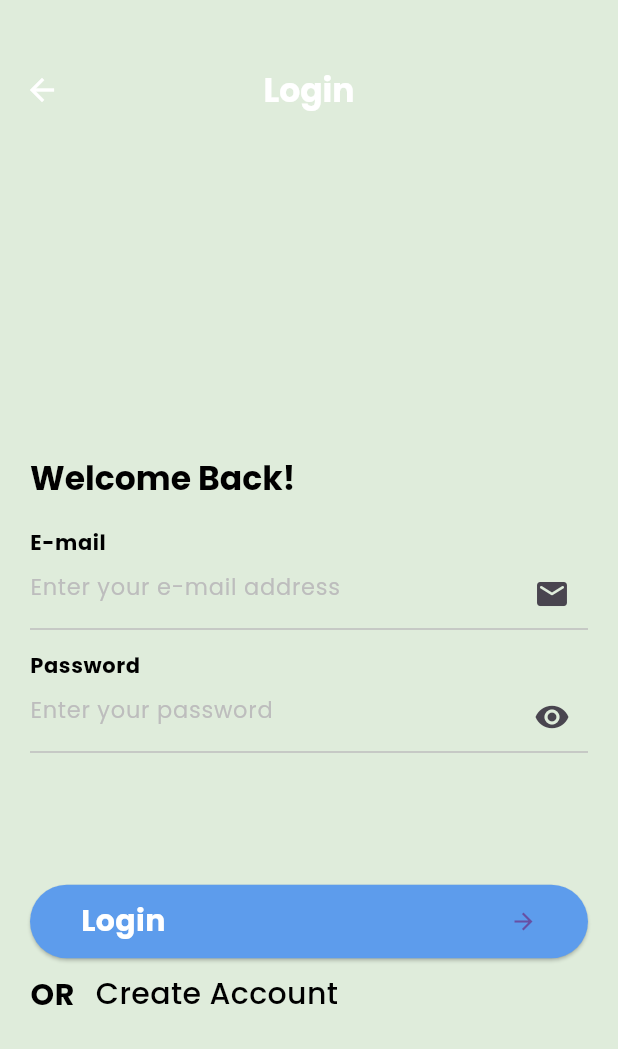
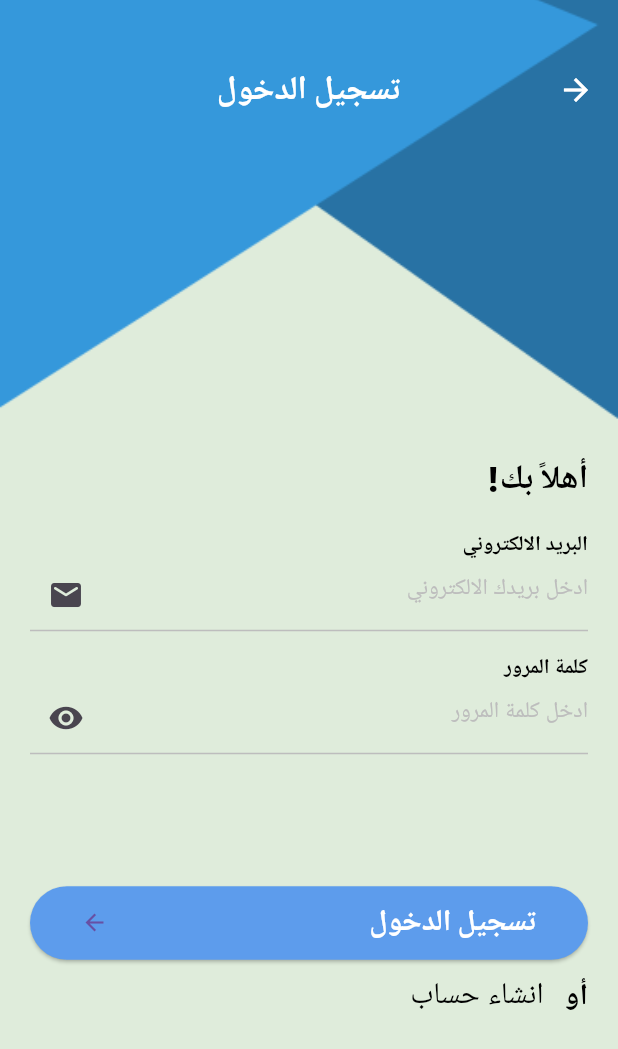
Before and after one commit to AymanAlSamman/todo_re, a Flutter app: the LoginView screen opened by its route, on a phone screen of 412 x 824 dp. Shown: the top 1049 px of the screen. Run offline on Flutter 3.47's test engine with Material 3 defaults, Android fonts, the phone set to English and light mode, and no system bars; our stand-ins replace animated_custom_dropdown, easy_date_timeline; generated files the repository leaves out were written again.

```diff
--- a/lib/features/login/login_view.dart
+++ b/lib/features/login/login_view.dart
@@ -1,16 +1,21 @@
 import 'package:flutter/material.dart';
 import 'package:todo/core/widget/custom_text_field.dart';
 import 'package:todo/features/register/register_view.dart';
+import 'package:flutter_gen/gen_l10n/app_localizations.dart';
 
 class LoginView extends StatelessWidget {
   static const String routeName = 'Login';
+  var formKey = GlobalKey<FormState>();
+  var mailController = TextEditingController();
+  var passwordController = TextEditingController();
 
-  const LoginView({super.key});
+  LoginView({super.key});
 
   @override
   Widget build(BuildContext context) {
     var mediaQuery = MediaQuery.of(context).size;
     var theme = Theme.of(context);
+    var lang = AppLocalizations.of(context);
     return Container(
       decoration: const BoxDecoration(
         color: Color(0xffDFECDB),
@@ -21,35 +26,45 @@ class LoginView extends StatelessWidget {
             fit: BoxFit.cover),
       ),
       child: Scaffold(
+        backgroundColor: Colors.transparent,
         appBar: AppBar(
           title: Text(
-            'Login',
+            lang!.login,
             style: theme.textTheme.titleLarge,
           ),
         ),
         body: Padding(
           padding: const EdgeInsets.all(20.0),
           child: SingleChildScrollView(
+            child: Form(
+              key: formKey,
               child: Column(
                 crossAxisAlignment: CrossAxisAlignment.stretch,
                 children: [
                   SizedBox(height: mediaQuery.height * 0.2),
                   Text(
-                  'Welcome Back!',
-                  style:
-                      theme.textTheme.titleLarge?.copyWith(color: Colors.black),
+                    lang.welcome,
+                    style: theme.textTheme.titleLarge
+                        ?.copyWith(color: Colors.black),
                   ),
                   const SizedBox(height: 20),
                   Text(
-                  'E-mail',
+                    lang.email,
                     style: theme.textTheme.bodySmall,
                   ),
 
                   //********** MAIL ***************
                   CustomTextField(
-                  hint: "Enter your e-mail address",
+                    controller: mailController,
+                    hint: lang.enterM,
                     hintColor: Colors.grey.shade400,
                     suffixWidget: const Icon(Icons.email_rounded),
+                    onValidate: (value) {
+                      if (value == null || value.trim().isEmpty) {
+                        return lang.mailError;
+                      }
+                      return null;
+                    },
                   ),
                   const SizedBox(
                     height: 15,
@@ -57,13 +72,20 @@ class LoginView extends StatelessWidget {
 
                   //********* PASSWORD ************
                   Text(
-                  'Password',
+                    lang.password,
                     style: theme.textTheme.bodySmall,
                   ),
                   CustomTextField(
+                    onValidate: (value) {
+                      if (value == null || value.trim().isEmpty) {
+                        return lang.passwordError;
+                      }
+                      return null;
+                    },
+                    controller: passwordController,
                     isPassword: true,
                     maxLines: 1,
-                  hint: "Enter your password",
+                    hint: lang.enterP,
                     hintColor: Colors.grey.shade400,
                   ),
 
@@ -74,26 +96,28 @@ class LoginView extends StatelessWidget {
                           alignment: const Alignment(-1, 30)),
                       onPressed: () {},
                       child: Text(
-                      'Forget password?',
+                        lang.forget,
                         style: theme.textTheme.bodySmall
                             ?.copyWith(fontWeight: FontWeight.normal),
                       )),
 
                   //********* LogIn ************
-                SizedBox(
+                  const SizedBox(
                     height: 30,
                   ),
                   ElevatedButton(
                     style: ElevatedButton.styleFrom(
                         backgroundColor: theme.primaryColor),
-                  onPressed: () {},
+                    onPressed: () {
+                      if (formKey.currentState!.validate()) {}
+                    },
                     child: Padding(
                       padding: const EdgeInsets.symmetric(
                           vertical: 10, horizontal: 10),
                       child: Row(
                         children: [
                           Text(
-                          'Login',
+                            lang.login,
                             style: theme.textTheme.bodyMedium?.copyWith(
                               color: Colors.white,
                               fontWeight: FontWeight.bold,
@@ -112,7 +136,7 @@ class LoginView extends StatelessWidget {
                   Row(
                     children: [
                       Text(
-                      'OR',
+                        lang.or,
                         style: theme.textTheme.bodyLarge?.copyWith(
                           fontSize: 20,
                         ),
@@ -125,7 +149,7 @@ class LoginView extends StatelessWidget {
                           Navigator.pushNamed(context, RegisterView.routeName);
                         },
                         child: Text(
-                        'Create Account',
+                          lang.create,
                           style: theme.textTheme.bodyMedium,
                         ),
                       )
@@ -136,6 +160,7 @@ class LoginView extends StatelessWidget {
             ),
           ),
         ),
+      ),
     );
   }
 }
--- a/lib/features/register/register_view.dart
+++ b/lib/features/register/register_view.dart
@@ -1,5 +1,6 @@
 import 'package:flutter/material.dart';
 import 'package:todo/core/widget/custom_text_field.dart';
+import 'package:flutter_gen/gen_l10n/app_localizations.dart';
 
 class RegisterView extends StatelessWidget {
   static const String routeName = 'Register';
@@ -13,6 +14,7 @@ class RegisterView extends StatelessWidget {
 
   @override
   Widget build(BuildContext context) {
+    var lang = AppLocalizations.of(context);
     var mediaQuery = MediaQuery.of(context).size;
     var theme = Theme.of(context);
     return Container(
@@ -25,9 +27,10 @@ class RegisterView extends StatelessWidget {
             fit: BoxFit.cover),
       ),
       child: Scaffold(
+        backgroundColor: Colors.transparent,
         appBar: AppBar(
           title: Text(
-            'Create Account',
+            lang!.create,
             style: theme.textTheme.titleLarge,
           ),
         ),
@@ -43,17 +46,17 @@ class RegisterView extends StatelessWidget {
 
                   // ********** First Name ***********
                   Text(
-                    'First name',
+                    lang.full,
                     style: theme.textTheme.bodySmall,
                   ),
                   CustomTextField(
                     controller: fullNameController,
-                    hint: 'Enter your name',
+                    hint: lang.enterF,
                     hintColor: Colors.grey,
                     suffixWidget: const Icon(Icons.person),
                     onValidate: (value) {
                       if (value == null || value.trim().isEmpty) {
-                        return 'You must enter your name';
+                        return lang.nameError;
                       }
                       return null;
                     },
@@ -64,17 +67,17 @@ class RegisterView extends StatelessWidget {
                     height: 20.0,
                   ),
                   Text(
-                    'E-mail',
+                    lang.email,
                     style: theme.textTheme.bodySmall,
                   ),
                   CustomTextField(
                     controller: emailController,
-                    hint: 'Enter your e-mail address',
+                    hint: lang.enterM,
                     hintColor: Colors.grey,
                     suffixWidget: const Icon(Icons.email_rounded),
                     onValidate: (value) {
                       if (value == null || value.trim().isEmpty) {
-                        return 'You must enter your e-mail address';
+                        return lang.mailError;
                       }
                       var regex = RegExp(
                           r"^[a-zA-Z0-9.a-zA-Z0-9.!#$%&'*+-/=?^_`{|}~]+@[a-zA-Z0-9]+\.[a-zA-Z]+");
@@ -90,18 +93,18 @@ class RegisterView extends StatelessWidget {
                     height: 20.0,
                   ),
                   Text(
-                    'Password',
+                    lang.password,
                     style: theme.textTheme.bodySmall,
                   ),
                   CustomTextField(
                     controller: passwordController,
                     isPassword: true,
                     maxLines: 1,
-                    hint: 'Enter your password',
+                    hint: lang.enterP,
                     hintColor: Colors.grey,
                     onValidate: (value) {
                       if (value == null || value.trim().isEmpty) {
-                        return 'You must enter password';
+                        return lang.passwordError;
                       }
                       var rexEx = RegExp(
                           r'^(?=.*?[A-Z])(?=.*?[a-z])(?=.*?[0-9])(?=.*?[!@#\$&*~]).{8,}$');
@@ -117,21 +120,21 @@ class RegisterView extends StatelessWidget {
                     height: 20.0,
                   ),
                   Text(
-                    'Confirm password',
+                    lang.confirm,
                     style: theme.textTheme.bodySmall,
                   ),
                   CustomTextField(
                     controller: confirmPasswordController,
                     isPassword: true,
                     maxLines: 1,
-                    hint: 'Enter your password',
+                    hint: lang.enterP,
                     hintColor: Colors.grey,
                     onValidate: (value) {
                       if (value == null || value.trim().isEmpty) {
-                        return 'You must enter password';
+                        return lang.enterP;
                       }
                       if (value != passwordController.text) {
-                        return 'Password not matched!';
+                        return lang.confirmError;
                       }
                       return null;
                     },
@@ -144,9 +147,7 @@ class RegisterView extends StatelessWidget {
                     style: ElevatedButton.styleFrom(
                         backgroundColor: theme.primaryColor),
                     onPressed: () {
-                      if (formKey.currentState!.validate()) {
-                        print('Validate');
-                      }
+                      if (formKey.currentState!.validate()) {}
                     },
                     child: Padding(
                       padding: const EdgeInsets.symmetric(
@@ -154,7 +155,7 @@ class RegisterView extends StatelessWidget {
                       child: Row(
                         children: [
                           Text(
-                            'Create Account',
+                            lang.create,
                             style: theme.textTheme.bodyMedium?.copyWith(
                               color: Colors.white,
                               fontSize: 20,
--- a/lib/features/splash/splash_view.dart
+++ b/lib/features/splash/splash_view.dart
@@ -1,6 +1,7 @@
 import 'dart:async';
 import 'package:flutter/material.dart';
 import 'package:provider/provider.dart';
+import 'package:todo/features/login/login_view.dart';
 import 'package:todo/layout_view.dart';
 import 'package:todo/settings_provider.dart';
 
@@ -18,7 +19,7 @@ class _SplashViewState extends State<SplashView> {
   void initState() {
     super.initState();
     Timer(const Duration(seconds: 2), () {
-      Navigator.pushReplacementNamed(context, LayoutView.routeName);
+      Navigator.pushReplacementNamed(context, LoginView.routeName);
     });
   }
 
--- a/lib/l10n/app_ar.arb
+++ b/lib/l10n/app_ar.arb
@@ -4,5 +4,21 @@
   "language": "اللغة",
   "theme": "النمط",
   "light": "فاتح",
-  "dark": "الوضع الداكن"
+  "dark": "الوضع الداكن",
+  "welcome": "أهلاً بك!",
+  "email": "البريد الالكتروني",
+  "password": "كلمة المرور",
+  "forget": "نسيت كلمة المرور؟",
+  "login": "تسجيل الدخول",
+  "or": "أو",
+  "create": "انشاء حساب",
+  "full": "الاسم الكامل",
+  "confirm": "تأكيد كلمة المرور",
+  "enterM": "ادخل بريدك الالكتروني",
+  "enterP": "ادخل كلمة المرور",
+  "enterF": "ادخل أسمك الكامل",
+  "nameError": "يجب عليك ادخال الاسم الكامل",
+  "mailError": "يجب عليك ادخال بريدك الالكتروني",
+  "passwordError": "يجب عليك ادخال كلمة مرورك",
+  "confirmError": "كلمة المرور غير متطابقة"
 }
--- a/lib/main.dart
+++ b/lib/main.dart
@@ -34,7 +34,7 @@ class MyApp extends StatelessWidget {
       initialRoute: SplashView.routeName,
       routes: {
         SplashView.routeName: (context) => const SplashView(),
-        LoginView.routeName: (context) => const LoginView(),
+        LoginView.routeName: (context) => LoginView(),
         RegisterView.routeName: (context) => RegisterView(),
         LayoutView.routeName: (context) => LayoutView(),
       },
--- a/lib/settings_provider.dart
+++ b/lib/settings_provider.dart
@@ -4,7 +4,7 @@ import 'package:todo/features/tasks/page/task_view.dart';
 
 class SettingsProvider extends ChangeNotifier {
   int currentIndex = 0;
-  String currentLanguage = 'en';
+  String currentLanguage = 'ar';
   ThemeMode currentTheme = ThemeMode.light;
 
   List<Widget> screens = [
```
Also changed, not shown: lib/l10n/app_en.arb (+17 -1 lines), 1 other file. Lines whose indentation alone changed are shown as unchanged.
